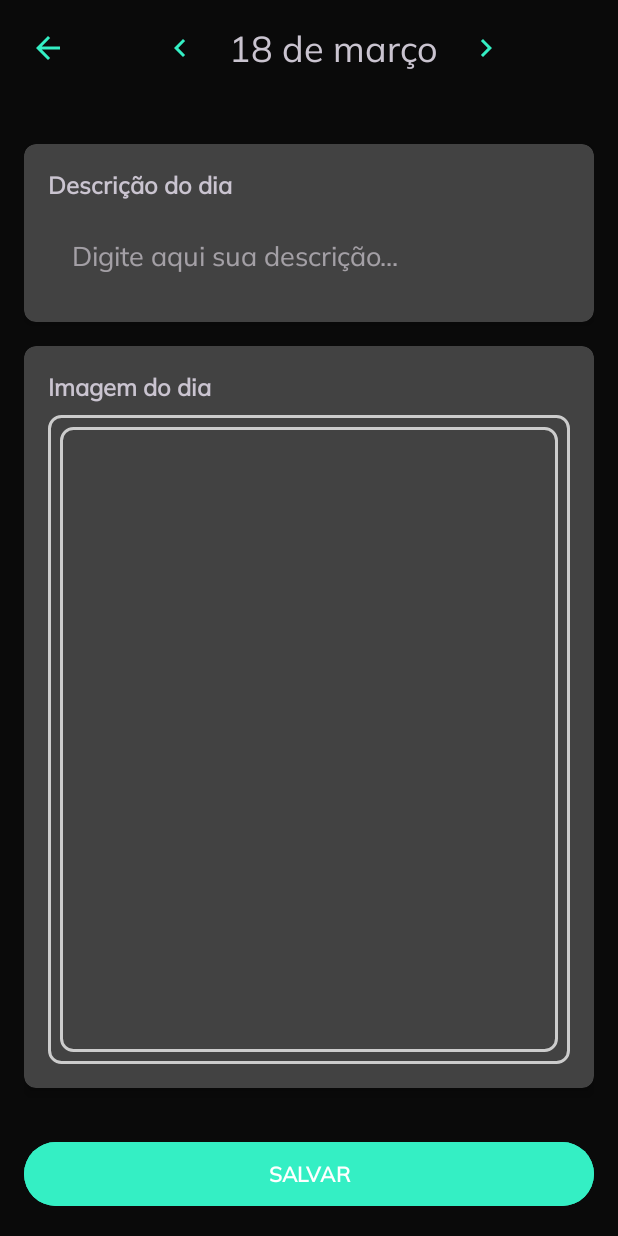
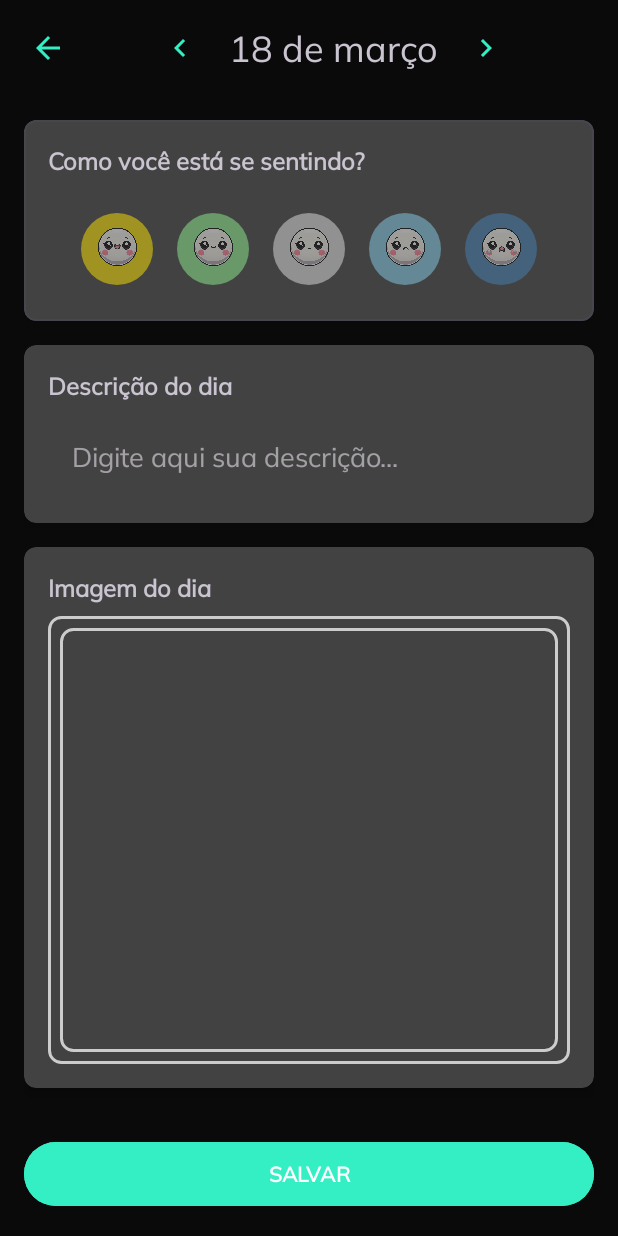
Before and after one commit to Leo-Trevisol/MoodSnap, an Android app: the EditDayActivity screen opened directly, with no data from a screen before it, on a phone screen of 412 x 824 dp. Run offline under Robolectric (Android 15) with nearby library versions, the phone set to English and light mode, and no system bars; our stand-ins replace Room's generated code.

Commit message:
Adicionando card para selecionar humor na tela de edição

```diff
--- a/app/src/main/java/com/br/leo/moodsnap/ui/dialog/DialogEmotions.kt
+++ b/app/src/main/java/com/br/leo/moodsnap/ui/dialog/DialogEmotions.kt
@@ -75,12 +75,8 @@ class DialogEmotions(
 
         // Configurar botão de editar
         val btnEdit = view.findViewById<MaterialButton>(R.id.btn_edit)
-        if (existingMoodId > 0) {
-            btnEdit.visibility = View.VISIBLE
-            setupEditButton()
-        } else {
-            btnEdit.visibility = View.GONE
-        }
+        btnEdit.visibility = View.VISIBLE
+        setupEditButton()
 
         // Configurar botão de deletar
         val btnDelete = view.findViewById<MaterialButton>(R.id.btn_delete)
@@ -170,7 +166,11 @@ class DialogEmotions(
                 viewModel.setSelectedMonth(newMonth)
                 viewModel.setSelectedYear(newYear)
 
-                val dialogEmotions = DialogEmotions(viewModel, 0L, selectedDate)
+                // Buscar o humor para a nova data
+                val mood = viewModel.getMoodByDate(selectedDate.time)
+                val moodId = mood?.id?.toLong() ?: 0L
+
+                val dialogEmotions = DialogEmotions(viewModel, moodId, selectedDate)
                 dialogEmotions.show(parentFragmentManager, dialogEmotions.tag)
             }
         }
--- a/app/src/main/java/com/br/leo/moodsnap/ui/edit/EditDayActivity.kt
+++ b/app/src/main/java/com/br/leo/moodsnap/ui/edit/EditDayActivity.kt
@@ -24,6 +24,7 @@ class EditDayActivity : AppCompatActivity() {
     private lateinit var binding: ActivityEditDescriptionBinding
     private lateinit var repository: MoodRepository
     private var moodId: Int = 0
+    private var selectedMoodType: Int? = null
     private var selectedImageUri: Uri? = null
     private val PICK_IMAGE_REQUEST = 1
     private lateinit var calendar: Calendar
@@ -48,6 +49,7 @@ class EditDayActivity : AppCompatActivity() {
         // Carregar dados do humor se existir
         loadExistingData()
         setupToolbar()
+        setupMoodSelection()
         setupListeners()
     }
 
@@ -133,6 +135,52 @@ class EditDayActivity : AppCompatActivity() {
             .show()
     }
 
+    private fun setupMoodSelection() {
+        // Configurar cliques nos humores
+        binding.emotionVeryHappy.setOnClickListener {
+            selectedMoodType = 0
+            updateMoodSelection()
+        }
+
+        binding.emotionHappy.setOnClickListener {
+            selectedMoodType = 1
+            updateMoodSelection()
+        }
+
+        binding.emotionNeutral.setOnClickListener {
+            selectedMoodType = 2
+            updateMoodSelection()
+        }
+
+        binding.emotionSad.setOnClickListener {
+            selectedMoodType = 3
+            updateMoodSelection()
+        }
+
+        binding.emotionVerySad.setOnClickListener {
+            selectedMoodType = 4
+            updateMoodSelection()
+        }
+    }
+
+    private fun updateMoodSelection() {
+        // Resetar opacidade de todos os humores
+        binding.emotionVeryHappy.alpha = 0.5f
+        binding.emotionHappy.alpha = 0.5f
+        binding.emotionNeutral.alpha = 0.5f
+        binding.emotionSad.alpha = 0.5f
+        binding.emotionVerySad.alpha = 0.5f
+
+        // Destacar o humor selecionado
+        when (selectedMoodType) {
+            0 -> binding.emotionVeryHappy.alpha = 1f
+            1 -> binding.emotionHappy.alpha = 1f
+            2 -> binding.emotionNeutral.alpha = 1f
+            3 -> binding.emotionSad.alpha = 1f
+            4 -> binding.emotionVerySad.alpha = 1f
+        }
+    }
+
     private fun loadExistingData() {
         // Buscar humor para a data atual do calendário
         val mood = repository.getMoodByDate(calendar.time)
@@ -141,11 +189,13 @@ class EditDayActivity : AppCompatActivity() {
         binding.editDescription.setText("")
         binding.imageDay.setImageResource(R.drawable.edit_text_border)
         selectedImageUri = null
+        selectedMoodType = null
 
         // Se encontrar humor, carregar seus dados
         if (mood != null) {
             binding.editDescription.setText(mood.description)
-            moodId = mood.id
+            selectedMoodType = mood.moodType
+            updateMoodSelection()
 
             mood.imagePath?.let { path ->
                 val imageFile = File(path)
@@ -155,9 +205,11 @@ class EditDayActivity : AppCompatActivity() {
                         .into(binding.imageDay)
                 }
             }
+            moodId = mood.id
         } else {
-            // Se não encontrar humor, resetar o moodId
+            // Se não encontrar humor, resetar o moodId e a seleção de humor
             moodId = 0
+            updateMoodSelection()
         }
     }
 
@@ -168,6 +220,11 @@ class EditDayActivity : AppCompatActivity() {
         }
 
         binding.btnSave.setOnClickListener {
+            if (moodId == 0 && selectedMoodType == null) {
+                Toast.makeText(this, "Por favor, selecione um humor para o dia", Toast.LENGTH_SHORT).show()
+                return@setOnClickListener
+            }
+
             val description = binding.editDescription.text.toString()
 
             // Buscar o humor para a data atual
@@ -180,6 +237,7 @@ class EditDayActivity : AppCompatActivity() {
             if (existingMood != null) {
                 // Atualizar humor existente
                 existingMood.description = description
+                selectedMoodType?.let { existingMood.moodType = it }
                 selectedImageUri?.let { uri ->
                     val imagePath = saveImageToInternalStorage(uri)
                     existingMood.imagePath = imagePath
@@ -190,6 +248,7 @@ class EditDayActivity : AppCompatActivity() {
                 val mood = MoodModel().apply {
                     this.date = calendar.time
                     this.description = description
+                    this.moodType = selectedMoodType ?: 2 // Neutro como padrão
                     selectedImageUri?.let { uri ->
                         this.imagePath = saveImageToInternalStorage(uri)
                     }
@@ -197,7 +256,7 @@ class EditDayActivity : AppCompatActivity() {
                 repository.save(mood)
             }
 
-            Toast.makeText(this, "Descrição salva com sucesso!", Toast.LENGTH_SHORT).show()
+            Toast.makeText(this, "Humor salvo com sucesso!", Toast.LENGTH_SHORT).show()
             returnResult()
             finish()
         }
--- a/app/src/main/java/com/br/leo/moodsnap/ui/viewmodel/MainViewModel.kt
+++ b/app/src/main/java/com/br/leo/moodsnap/ui/viewmodel/MainViewModel.kt
@@ -4,7 +4,9 @@ import android.content.Context
 import androidx.lifecycle.LiveData
 import androidx.lifecycle.MutableLiveData
 import androidx.lifecycle.ViewModel
+import com.br.leo.moodsnap.service.model.MoodModel
 import com.br.leo.moodsnap.service.repository.MoodRepository
+import java.util.*
 
 class MainViewModel : ViewModel() {
 
@@ -51,4 +53,8 @@ class MainViewModel : ViewModel() {
     fun setSelectedYear(year: Int) {
         _selectedYear.value = year
     }
+
+    fun getMoodByDate(date: Date): MoodModel? {
+        return repository.getMoodByDate(date)
+    }
 }
--- /dev/null
+++ b/app/src/main/res/drawable/circle_happy.xml
@@ -0,0 +1,5 @@
+<?xml version="1.0" encoding="utf-8"?>
+<shape xmlns:android="http://schemas.android.com/apk/res/android"
+    android:shape="oval">
+    <solid android:color="#90EE90"/>
+</shape>
--- /dev/null
+++ b/app/src/main/res/drawable/circle_neutral.xml
@@ -0,0 +1,5 @@
+<?xml version="1.0" encoding="utf-8"?>
+<shape xmlns:android="http://schemas.android.com/apk/res/android"
+    android:shape="oval">
+    <solid android:color="#E0E0E0"/>
+</shape>
--- /dev/null
+++ b/app/src/main/res/drawable/circle_sad.xml
@@ -0,0 +1,5 @@
+<?xml version="1.0" encoding="utf-8"?>
+<shape xmlns:android="http://schemas.android.com/apk/res/android"
+    android:shape="oval">
+    <solid android:color="#87CEEB"/>
+</shape>
--- /dev/null
+++ b/app/src/main/res/drawable/circle_very_happy.xml
@@ -0,0 +1,5 @@
+<?xml version="1.0" encoding="utf-8"?>
+<shape xmlns:android="http://schemas.android.com/apk/res/android"
+    android:shape="oval">
+    <solid android:color="#FFE500"/>
+</shape>
--- /dev/null
+++ b/app/src/main/res/drawable/circle_very_sad.xml
@@ -0,0 +1,5 @@
+<?xml version="1.0" encoding="utf-8"?>
+<shape xmlns:android="http://schemas.android.com/apk/res/android"
+    android:shape="oval">
+    <solid android:color="#4682B4"/>
+</shape>
--- a/app/src/main/res/layout/activity_edit_description.xml
+++ b/app/src/main/res/layout/activity_edit_description.xml
@@ -22,8 +22,8 @@
             android:src="@drawable/ic_arrow_back"
             android:background="?attr/selectableItemBackgroundBorderless"
             android:padding="4dp"
-            android:tint="@color/primary_green"
-            android:contentDescription="Voltar" />
+            android:contentDescription="Voltar"
+            app:tint="@color/primary_green" />
 
         <LinearLayout
             android:id="@+id/date_container"
@@ -74,17 +74,18 @@
         android:layout_width="match_parent"
         android:layout_height="0dp"
         android:padding="16dp"
-        app:layout_constraintTop_toBottomOf="@id/header_container"
-        app:layout_constraintBottom_toTopOf="@id/btn_save">
+        app:layout_constraintBottom_toTopOf="@id/btn_save"
+        app:layout_constraintTop_toBottomOf="@id/header_container">
 
-        <androidx.cardview.widget.CardView
-            android:id="@+id/card_description"
+        <com.google.android.material.card.MaterialCardView
+            android:id="@+id/card_moods"
             android:layout_width="match_parent"
             android:layout_height="wrap_content"
-            app:layout_constraintTop_toTopOf="parent"
             android:layout_marginTop="16dp"
+            android:layout_marginBottom="16dp"
             app:cardCornerRadius="8dp"
-            app:cardElevation="4dp">
+            android:backgroundTint="@color/dark_secondary_variant"
+            app:cardElevation="2dp">
 
             <LinearLayout
                 android:layout_width="match_parent"
@@ -95,39 +96,123 @@
                 <TextView
                     android:layout_width="wrap_content"
                     android:layout_height="wrap_content"
+                    android:layout_marginBottom="16dp"
+                    android:text="Como você está se sentindo?"
+                    android:textSize="16sp"
+                    android:textStyle="bold" />
+
+                <LinearLayout
+                    android:layout_width="match_parent"
+                    android:layout_height="wrap_content"
+                    android:gravity="center"
+                    android:orientation="horizontal">
+
+                    <ImageView
+                        android:id="@+id/emotion_very_happy"
+                        android:layout_width="48dp"
+                        android:layout_height="48dp"
+                        android:layout_margin="8dp"
+                        android:alpha="0.5"
+                        android:background="@drawable/circle_very_happy"
+                        android:padding="8dp"
+                        android:src="@drawable/muito_feliz" />
+
+                    <ImageView
+                        android:id="@+id/emotion_happy"
+                        android:layout_width="48dp"
+                        android:layout_height="48dp"
+                        android:layout_margin="8dp"
+                        android:alpha="0.5"
+                        android:background="@drawable/circle_happy"
+                        android:padding="8dp"
+                        android:src="@drawable/feliz" />
+
+                    <ImageView
+                        android:id="@+id/emotion_neutral"
+                        android:layout_width="48dp"
+                        android:layout_height="48dp"
+                        android:layout_margin="8dp"
+                        android:alpha="0.5"
+                        android:background="@drawable/circle_neutral"
+                        android:padding="8dp"
+                        android:src="@drawable/neutro" />
+
+                    <ImageView
+                        android:id="@+id/emotion_sad"
+                        android:layout_width="48dp"
+                        android:layout_height="48dp"
+                        android:layout_margin="8dp"
+                        android:alpha="0.5"
+                        android:background="@drawable/circle_sad"
+                        android:padding="8dp"
+                        android:src="@drawable/triste" />
+
+                    <ImageView
+                        android:id="@+id/emotion_very_sad"
+                        android:layout_width="48dp"
+                        android:layout_height="48dp"
+                        android:layout_margin="8dp"
+                        android:alpha="0.5"
+                        android:background="@drawable/circle_very_sad"
+                        android:padding="8dp"
+                        android:src="@drawable/muito_triste" />
+
+                </LinearLayout>
+            </LinearLayout>
+        </com.google.android.material.card.MaterialCardView>
+
+        <androidx.cardview.widget.CardView
+            android:id="@+id/card_description"
+            android:layout_width="match_parent"
+            android:layout_height="wrap_content"
+            android:layout_marginTop="16dp"
+            app:cardCornerRadius="8dp"
+            app:cardElevation="4dp"
+            app:layout_constraintTop_toBottomOf="@id/card_moods">
+
+            <LinearLayout
+                android:layout_width="match_parent"
+                android:layout_height="wrap_content"
+                android:orientation="vertical"
+                android:padding="16dp">
+
+                <TextView
+                    android:layout_width="wrap_content"
+                    android:layout_height="wrap_content"
+                    android:layout_marginBottom="8dp"
                     android:text="Descrição do dia"
                     android:textSize="16sp"
-                    android:textStyle="bold"
-                    android:layout_marginBottom="8dp"/>
+                    android:textStyle="bold" />
 
                 <EditText
                     android:id="@+id/edit_description"
                     android:layout_width="match_parent"
                     android:layout_height="wrap_content"
                     android:background="@null"
+                    android:gravity="top|start"
                     android:hint="Digite aqui sua descrição..."
+                    android:importantForAutofill="no"
+                    android:inputType="textMultiLine|textCapSentences"
+                    android:maxLines="10"
+                    android:minLines="1"
                     android:padding="16dp"
-                    android:minLines="1"
-                    android:maxLines="10"
-                    android:inputType="textMultiLine|textCapSentences"
-                    android:gravity="top|start"
-                    android:scrollbars="vertical"
-                    android:importantForAutofill="no" />
+                    android:scrollbars="vertical" />
 
             </LinearLayout>
 
         </androidx.cardview.widget.CardView>
 
+
         <androidx.cardview.widget.CardView
             android:id="@+id/card_image"
             android:layout_width="match_parent"
             android:layout_height="0dp"
-            app:layout_constraintTop_toBottomOf="@id/card_description"
-            app:layout_constraintBottom_toBottomOf="parent"
             android:layout_marginTop="16dp"
             android:layout_marginBottom="16dp"
             app:cardCornerRadius="8dp"
-            app:cardElevation="4dp">
+            app:cardElevation="4dp"
+            app:layout_constraintBottom_toBottomOf="parent"
+            app:layout_constraintTop_toBottomOf="@id/card_description">
 
             <LinearLayout
                 android:layout_width="match_parent"
@@ -138,17 +223,17 @@
                 <TextView
                     android:layout_width="wrap_content"
                     android:layout_height="wrap_content"
+                    android:layout_marginBottom="8dp"
                     android:text="Imagem do dia"
                     android:textSize="16sp"
-                    android:textStyle="bold"
-                    android:layout_marginBottom="8dp"/>
+                    android:textStyle="bold" />
 
                 <ImageView
                     android:id="@+id/image_day"
                     android:layout_width="match_parent"
                     android:layout_height="match_parent"
-                    android:scaleType="centerCrop"
-                    android:background="@drawable/edit_text_border"/>
+                    android:background="@drawable/edit_text_border"
+                    android:scaleType="centerCrop" />
 
             </LinearLayout>
 
```
